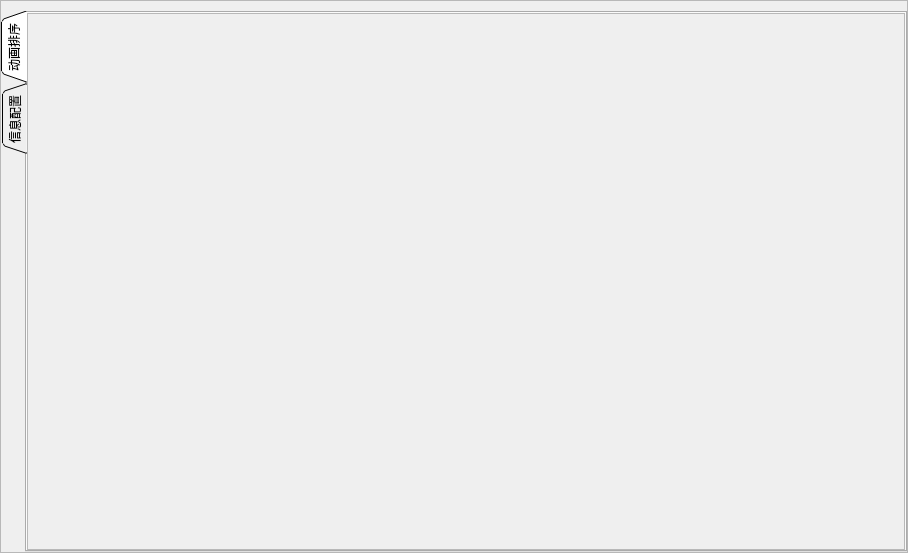
First picture: the form in GY_FunctionUi/GY_GenerateBinFile.ui, repository GuangYanJiaoHu/GY_KeyMatrixConverter, before the edit.
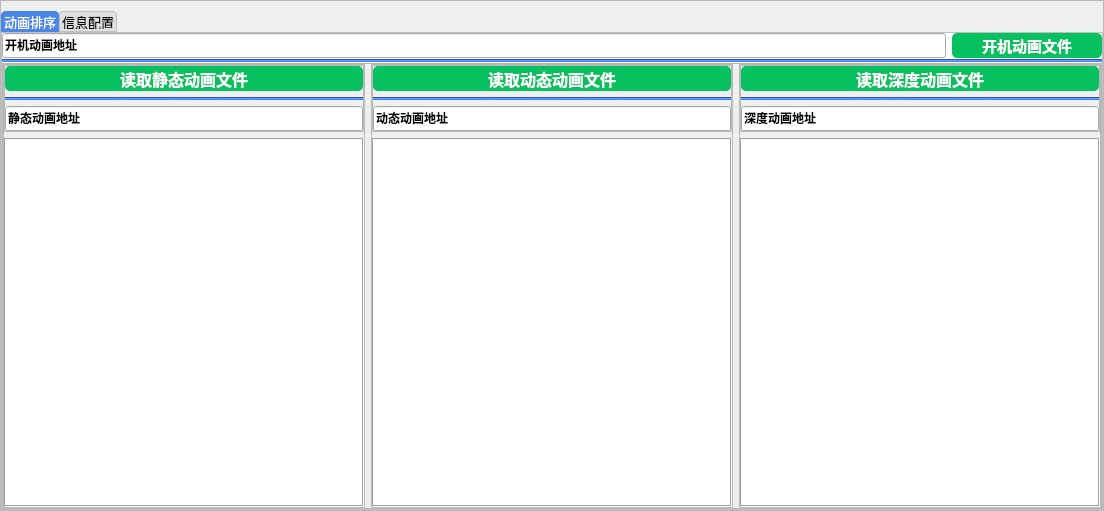
Second picture: the form after the edit.

Patch:
```diff
--- a/GY_FunctionUi/GY_GenerateBinFile.ui
+++ b/GY_FunctionUi/GY_GenerateBinFile.ui
@@ -6,8 +6,8 @@
    <rect>
     <x>0</x>
     <y>0</y>
-    <width>908</width>
-    <height>553</height>
+    <width>1104</width>
+    <height>511</height>
    </rect>
   </property>
   <property name="windowTitle">
@@ -26,6 +26,9 @@
    <property name="bottomMargin">
     <number>0</number>
    </property>
+   <property name="verticalSpacing">
+    <number>7</number>
+   </property>
    <item row="0" column="0">
     <widget class="QWidget" name="widget" native="true">
      <layout class="QGridLayout" name="gridLayout">
@@ -41,6 +44,9 @@
       <property name="bottomMargin">
        <number>0</number>
       </property>
+      <property name="spacing">
+       <number>7</number>
+      </property>
       <item row="0" column="0">
        <widget class="QScrollArea" name="scrollArea">
         <property name="widgetResizable">
@@ -51,10 +57,20 @@
           <rect>
            <x>0</x>
            <y>0</y>
-           <width>906</width>
-           <height>551</height>
+           <width>1102</width>
+           <height>509</height>
           </rect>
          </property>
+         <property name="font">
+          <font>
+           <family>微软雅黑</family>
+           <pointsize>11</pointsize>
+           <bold>true</bold>
+          </font>
+         </property>
+         <property name="styleSheet">
+          <string notr="true"/>
+         </property>
          <layout class="QGridLayout" name="gridLayout_3">
           <property name="leftMargin">
            <number>0</number>
@@ -68,13 +84,49 @@
           <property name="bottomMargin">
            <number>0</number>
           </property>
-          <item row="0" column="0">
+          <item row="2" column="0">
            <widget class="QTabWidget" name="tabWidget">
+            <property name="font">
+             <font>
+              <family>Microsoft YaHei UI</family>
+              <pointsize>10</pointsize>
+              <bold>false</bold>
+             </font>
+            </property>
+            <property name="styleSheet">
+             <string notr="true">QTabWidget::pane {
+            border: 1px solid #C0C0C0;
+           background: white;
+        }
+        /* 未选中的标签页样式*/
+        QTabBar::tab {
+            background: #E0E0E0;
+            color: black;
+            border: 1px solid #C0C0C0;
+            border-bottom-color: #C0C0C0;
+            border-top-left-radius: 4px;
+            border-top-right-radius: 4px;
+            min-width: 6ex;
+            padding: 2px;
+        }
+        /*选中的标签页样式*/
+        QTabBar::tab:selected {
+            background: #4A86E8;
+            color: white;
+            border-color: #4A86E8;
+            border-bottom-color: #4A86E8;
+        }
+        /*鼠标悬停的标签页样式*/
+        QTabBar::tab:!selected:hover {
+            background: #6AA1F8;
+            color: white;
+        }</string>
+            </property>
             <property name="tabPosition">
-             <enum>QTabWidget::TabPosition::West</enum>
+             <enum>QTabWidget::TabPosition::North</enum>
             </property>
             <property name="tabShape">
-             <enum>QTabWidget::TabShape::Triangular</enum>
+             <enum>QTabWidget::TabShape::Rounded</enum>
             </property>
             <property name="currentIndex">
              <number>0</number>
@@ -92,6 +144,27 @@
              <bool>false</bool>
             </property>
             <widget class="QWidget" name="tab">
+             <property name="styleSheet">
+              <string notr="true">
+
+QPushButton{
+	color: rgb(255, 255, 255);
+	background-color: rgb(7, 193, 96);
+	border-radius:5px;  /*圆角*/
+}
+
+QPushButton:hover{
+	color: rgb(200, 200, 174);
+	background-color: rgb(27, 213, 116);
+	border-radius:5px;  /*圆角*/
+} 
+
+QPushButton:pressed{
+	color: rgb(0, 0, 0);
+	background-color: rgb(7, 193, 96);
+	border-radius:5px;  /*圆角*/
+} </string>
+             </property>
              <attribute name="title">
               <string>动画排序</string>
              </attribute>
@@ -108,8 +181,80 @@
               <property name="bottomMargin">
                <number>0</number>
               </property>
+              <property name="horizontalSpacing">
+               <number>7</number>
+              </property>
+              <property name="verticalSpacing">
+               <number>1</number>
+              </property>
               <item row="0" column="0">
+               <widget class="QWidget" name="widget_2" native="true">
+                <layout class="QGridLayout" name="gridLayout_14">
+                 <property name="leftMargin">
+                  <number>0</number>
+                 </property>
+                 <property name="topMargin">
+                  <number>0</number>
+                 </property>
+                 <property name="rightMargin">
+                  <number>0</number>
+                 </property>
+                 <property name="bottomMargin">
+                  <number>0</number>
+                 </property>
+                 <item row="0" column="0">
+                  <widget class="QLineEdit" name="lineEdit">
+                   <property name="font">
+                    <font>
+                     <family>微软雅黑</family>
+                     <bold>true</bold>
+                    </font>
+                   </property>
+                   <property name="inputMask">
+                    <string/>
+                   </property>
+                   <property name="text">
+                    <string>开机动画地址</string>
+                   </property>
+                   <property name="readOnly">
+                    <bool>true</bool>
+                   </property>
+                  </widget>
+                 </item>
+                 <item row="0" column="1">
+                  <widget class="QPushButton" name="pushButton">
+                   <property name="minimumSize">
+                    <size>
+                     <width>150</width>
+                     <height>25</height>
+                    </size>
+                   </property>
+                   <property name="maximumSize">
+                    <size>
+                     <width>150</width>
+                     <height>25</height>
+                    </size>
+                   </property>
+                   <property name="font">
+                    <font>
+                     <family>微软雅黑</family>
+                     <pointsize>11</pointsize>
+                     <bold>true</bold>
+                    </font>
+                   </property>
+                   <property name="text">
+                    <string>开机动画文件</string>
+                   </property>
+                  </widget>
+                 </item>
+                </layout>
+               </widget>
+              </item>
+              <item row="2" column="0">
                <widget class="QScrollArea" name="scrollArea_3">
+                <property name="styleSheet">
+                 <string notr="true"/>
+                </property>
                 <property name="widgetResizable">
                  <bool>true</bool>
                 </property>
@@ -118,13 +263,424 @@
                   <rect>
                    <x>0</x>
                    <y>0</y>
-                   <width>868</width>
-                   <height>535</height>
+                   <width>1098</width>
+                   <height>435</height>
                   </rect>
                  </property>
+                 <layout class="QGridLayout" name="gridLayout_8">
+                  <property name="leftMargin">
+                   <number>0</number>
+                  </property>
+                  <property name="topMargin">
+                   <number>0</number>
+                  </property>
+                  <property name="rightMargin">
+                   <number>0</number>
+                  </property>
+                  <property name="bottomMargin">
+                   <number>0</number>
+                  </property>
+                  <item row="0" column="1">
+                   <widget class="QScrollArea" name="scrollArea_4">
+                    <property name="widgetResizable">
+                     <bool>true</bool>
+                    </property>
+                    <widget class="QWidget" name="scrollAreaWidgetContents_4">
+                     <property name="geometry">
+                      <rect>
+                       <x>0</x>
+                       <y>0</y>
+                       <width>360</width>
+                       <height>433</height>
+                      </rect>
+                     </property>
+                     <layout class="QGridLayout" name="gridLayout_10">
+                      <property name="leftMargin">
+                       <number>0</number>
+                      </property>
+                      <property name="topMargin">
+                       <number>0</number>
+                      </property>
+                      <property name="rightMargin">
+                       <number>0</number>
+                      </property>
+                      <property name="bottomMargin">
+                       <number>0</number>
+                      </property>
+                      <item row="1" column="0">
+                       <widget class="QListWidget" name="listWidget_Dynamic">
+                        <property name="frameShape">
+                         <enum>QFrame::Shape::Box</enum>
+                        </property>
+                       </widget>
+                      </item>
+                      <item row="0" column="0">
+                       <widget class="QFrame" name="frame_4">
+                        <property name="frameShape">
+                         <enum>QFrame::Shape::StyledPanel</enum>
+                        </property>
+                        <property name="frameShadow">
+                         <enum>QFrame::Shadow::Raised</enum>
+                        </property>
+                        <layout class="QGridLayout" name="gridLayout_9">
+                         <property name="leftMargin">
+                          <number>0</number>
+                         </property>
+                         <property name="topMargin">
+                          <number>0</number>
+                         </property>
+                         <property name="rightMargin">
+                          <number>0</number>
+                         </property>
+                         <property name="bottomMargin">
+                          <number>0</number>
+                         </property>
+                         <item row="2" column="1">
+                          <widget class="QLineEdit" name="lineEdit_DynamicPath">
+                           <property name="font">
+                            <font>
+                             <family>微软雅黑</family>
+                             <bold>true</bold>
+                            </font>
+                           </property>
+                           <property name="text">
+                            <string>动态动画地址</string>
+                           </property>
+                           <property name="echoMode">
+                            <enum>QLineEdit::EchoMode::Normal</enum>
+                           </property>
+                           <property name="readOnly">
+                            <bool>true</bool>
+                           </property>
+                           <property name="placeholderText">
+                            <string/>
+                           </property>
+                           <property name="clearButtonEnabled">
+                            <bool>false</bool>
+                           </property>
+                          </widget>
+                         </item>
+                         <item row="0" column="1">
+                          <widget class="QPushButton" name="pushButton_Dynamic">
+                           <property name="minimumSize">
+                            <size>
+                             <width>0</width>
+                             <height>25</height>
+                            </size>
+                           </property>
+                           <property name="maximumSize">
+                            <size>
+                             <width>16777215</width>
+                             <height>25</height>
+                            </size>
+                           </property>
+                           <property name="font">
+                            <font>
+                             <family>微软雅黑</family>
+                             <pointsize>12</pointsize>
+                             <bold>true</bold>
+                            </font>
+                           </property>
+                           <property name="text">
+                            <string>读取动态动画文件</string>
+                           </property>
+                           <property name="flat">
+                            <bool>false</bool>
+                           </property>
+                          </widget>
+                         </item>
+                         <item row="1" column="1">
+                          <widget class="Line" name="line_4">
+                           <property name="styleSheet">
+                            <string notr="true">background-color: rgb(63, 133, 255);</string>
+                           </property>
+                           <property name="orientation">
+                            <enum>Qt::Orientation::Horizontal</enum>
+                           </property>
+                          </widget>
+                         </item>
+                        </layout>
+                       </widget>
+                      </item>
+                     </layout>
+                    </widget>
+                   </widget>
+                  </item>
+                  <item row="0" column="0">
+                   <widget class="QScrollArea" name="scrollArea_5">
+                    <property name="widgetResizable">
+                     <bool>true</bool>
+                    </property>
+                    <widget class="QWidget" name="scrollAreaWidgetContents_5">
+                     <property name="geometry">
+                      <rect>
+                       <x>0</x>
+                       <y>0</y>
+                       <width>359</width>
+                       <height>433</height>
+                      </rect>
+                     </property>
+                     <layout class="QGridLayout" name="gridLayout_12">
+                      <property name="leftMargin">
+                       <number>0</number>
+                      </property>
+                      <property name="topMargin">
+                       <number>0</number>
+                      </property>
+                      <property name="rightMargin">
+                       <number>0</number>
+                      </property>
+                      <property name="bottomMargin">
+                       <number>0</number>
+                      </property>
+                      <item row="0" column="0">
+                       <widget class="QFrame" name="frame_5">
+                        <property name="frameShape">
+                         <enum>QFrame::Shape::StyledPanel</enum>
+                        </property>
+                        <property name="frameShadow">
+                         <enum>QFrame::Shadow::Raised</enum>
+                        </property>
+                        <layout class="QGridLayout" name="gridLayout_11">
+                         <property name="leftMargin">
+                          <number>0</number>
+                         </property>
+                         <property name="topMargin">
+                          <number>0</number>
+                         </property>
+                         <property name="rightMargin">
+                          <number>0</number>
+                         </property>
+                         <property name="bottomMargin">
+                          <number>0</number>
+                         </property>
+                         <item row="0" column="0">
+                          <widget class="QPushButton" name="pushButton_Static">
+                           <property name="minimumSize">
+                            <size>
+                             <width>0</width>
+                             <height>25</height>
+                            </size>
+                           </property>
+                           <property name="maximumSize">
+                            <size>
+                             <width>16777215</width>
+                             <height>25</height>
+                            </size>
+                           </property>
+                           <property name="font">
+                            <font>
+                             <family>微软雅黑</family>
+                             <pointsize>12</pointsize>
+                             <bold>true</bold>
+                            </font>
+                           </property>
+                           <property name="styleSheet">
+                            <string notr="true">QPushButton#pushButton_Static{
+	color: rgb(255, 255, 255);
+	background-color: rgb(7, 193, 96);
+	border-radius:5px;  /*圆角*/
+}
+
+QPushButton#pushButton_Static:hover{
+	color: rgb(200, 200, 174);
+	background-color: rgb(27, 213, 116);
+	border-radius:5px;  /*圆角*/
+} 
+QPushButton#pushButton_Static:pressed{
+	color: rgb(0, 0, 0);
+	background-color: rgb(7, 193, 96);
+	border-radius:5px;  /*圆角*/
+} </string>
+                           </property>
+                           <property name="text">
+                            <string>读取静态动画文件</string>
+                           </property>
+                          </widget>
+                         </item>
+                         <item row="2" column="0">
+                          <widget class="QLineEdit" name="lineEdit_StaticPath">
+                           <property name="font">
+                            <font>
+                             <family>微软雅黑</family>
+                             <bold>true</bold>
+                            </font>
+                           </property>
+                           <property name="text">
+                            <string>静态动画地址</string>
+                           </property>
+                           <property name="readOnly">
+                            <bool>true</bool>
+                           </property>
+                          </widget>
+                         </item>
+                         <item row="1" column="0">
+                          <widget class="Line" name="line_3">
+                           <property name="styleSheet">
+                            <string notr="true">background-color: rgb(63, 133, 255);</string>
+                           </property>
+                           <property name="orientation">
+                            <enum>Qt::Orientation::Horizontal</enum>
+                           </property>
+                          </widget>
+                         </item>
+                        </layout>
+                       </widget>
+                      </item>
+                      <item row="1" column="0">
+                       <widget class="QListWidget" name="listWidget_Static">
+                        <property name="styleSheet">
+                         <string notr="true">font: 9pt &quot;微软雅黑&quot;;</string>
+                        </property>
+                        <property name="frameShape">
+                         <enum>QFrame::Shape::Box</enum>
+                        </property>
+                       </widget>
+                      </item>
+                     </layout>
+                    </widget>
+                   </widget>
+                  </item>
+                  <item row="0" column="2">
+                   <widget class="QScrollArea" name="scrollArea_6">
+                    <property name="widgetResizable">
+                     <bool>true</bool>
+                    </property>
+                    <widget class="QWidget" name="scrollAreaWidgetContents_6">
+                     <property name="geometry">
+                      <rect>
+                       <x>0</x>
+                       <y>0</y>
+                       <width>359</width>
+                       <height>433</height>
+                      </rect>
+                     </property>
+                     <layout class="QGridLayout" name="gridLayout_13">
+                      <property name="leftMargin">
+                       <number>0</number>
+                      </property>
+                      <property name="topMargin">
+                       <number>0</number>
+                      </property>
+                      <property name="rightMargin">
+                       <number>0</number>
+                      </property>
+                      <property name="bottomMargin">
+                       <number>0</number>
+                      </property>
+                      <item row="0" column="0">
+                       <widget class="QFrame" name="frame_6">
+                        <property name="frameShape">
+                         <enum>QFrame::Shape::StyledPanel</enum>
+                        </property>
+                        <property name="frameShadow">
+                         <enum>QFrame::Shadow::Raised</enum>
+                        </property>
+                        <layout class="QGridLayout" name="gridLayout_22">
+                         <property name="leftMargin">
+                          <number>0</number>
+                         </property>
+                         <property name="topMargin">
+                          <number>0</number>
+                         </property>
+                         <property name="rightMargin">
+                          <number>0</number>
+                         </property>
+                         <property name="bottomMargin">
+                          <number>0</number>
+                         </property>
+                         <item row="0" column="1">
+                          <widget class="QPushButton" name="pushButton_Deep">
+                           <property name="minimumSize">
+                            <size>
+                             <width>0</width>
+                             <height>25</height>
+                            </size>
+                           </property>
+                           <property name="maximumSize">
+                            <size>
+                             <width>16777215</width>
+                             <height>25</height>
+                            </size>
+                           </property>
+                           <property name="font">
+                            <font>
+                             <family>微软雅黑</family>
+                             <pointsize>12</pointsize>
+                             <bold>true</bold>
+                            </font>
+                           </property>
+                           <property name="text">
+                            <string>读取深度动画文件</string>
+                           </property>
+                          </widget>
+                         </item>
+                         <item row="2" column="1">
+                          <widget class="QLineEdit" name="lineEdit_DeepPath">
+                           <property name="font">
+                            <font>
+                             <family>微软雅黑</family>
+                             <bold>true</bold>
+                            </font>
+                           </property>
+                           <property name="text">
+                            <string>深度动画地址</string>
+                           </property>
+                           <property name="frame">
+                            <bool>true</bool>
+                           </property>
+                           <property name="dragEnabled">
+                            <bool>false</bool>
+                           </property>
+                           <property name="readOnly">
+                            <bool>true</bool>
+                           </property>
+                          </widget>
+                         </item>
+                         <item row="1" column="1">
+                          <widget class="Line" name="line_5">
+                           <property name="styleSheet">
+                            <string notr="true">background-color: rgb(63, 133, 255);</string>
+                           </property>
+                           <property name="orientation">
+                            <enum>Qt::Orientation::Horizontal</enum>
+                           </property>
+                          </widget>
+                         </item>
+                        </layout>
+                       </widget>
+                      </item>
+                      <item row="1" column="0">
+                       <widget class="QListWidget" name="listWidget_Deep">
+                        <property name="styleSheet">
+                         <string notr="true">font: 9pt &quot;微软雅黑&quot;;</string>
+                        </property>
+                        <property name="frameShape">
+                         <enum>QFrame::Shape::Box</enum>
+                        </property>
+                       </widget>
+                      </item>
+                     </layout>
+                    </widget>
+                   </widget>
+                  </item>
+                 </layout>
                 </widget>
                </widget>
               </item>
+              <item row="1" column="0">
+               <widget class="Line" name="line_2">
+                <property name="styleSheet">
+                 <string notr="true">background-color: rgb(63, 133, 255);</string>
+                </property>
+                <property name="lineWidth">
+                 <number>1</number>
+                </property>
+                <property name="orientation">
+                 <enum>Qt::Orientation::Horizontal</enum>
+                </property>
+               </widget>
+              </item>
              </layout>
             </widget>
             <widget class="QWidget" name="tab_2">
```
Left out of the diff: 11 changed lines with no effect on the pictures.
